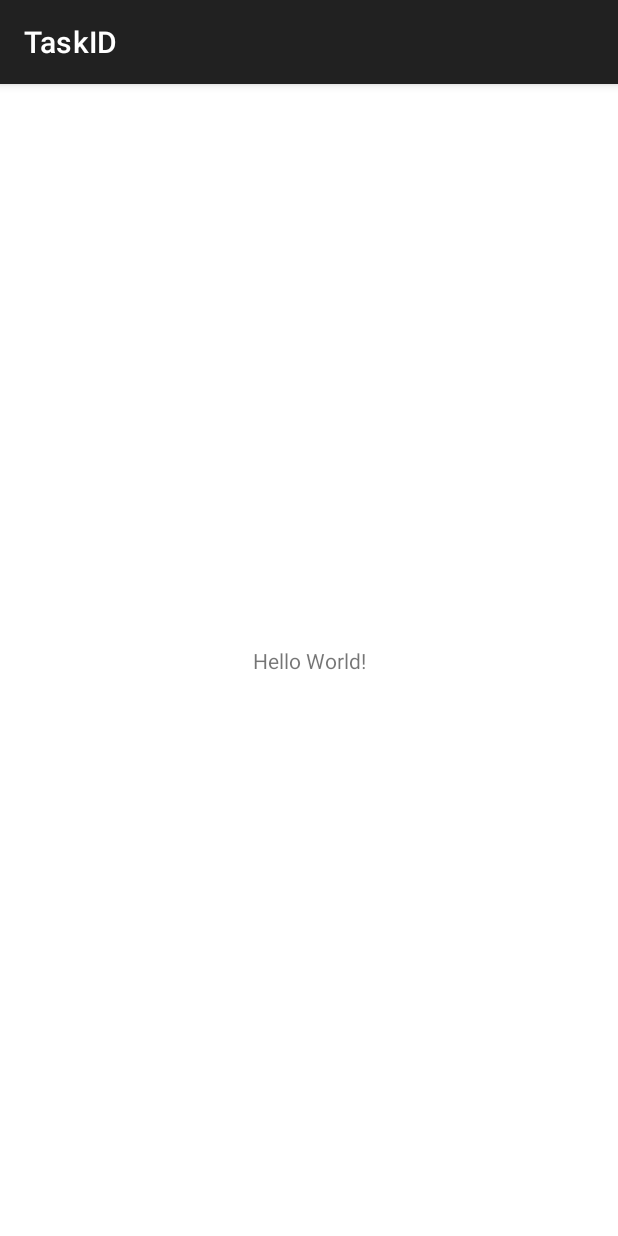
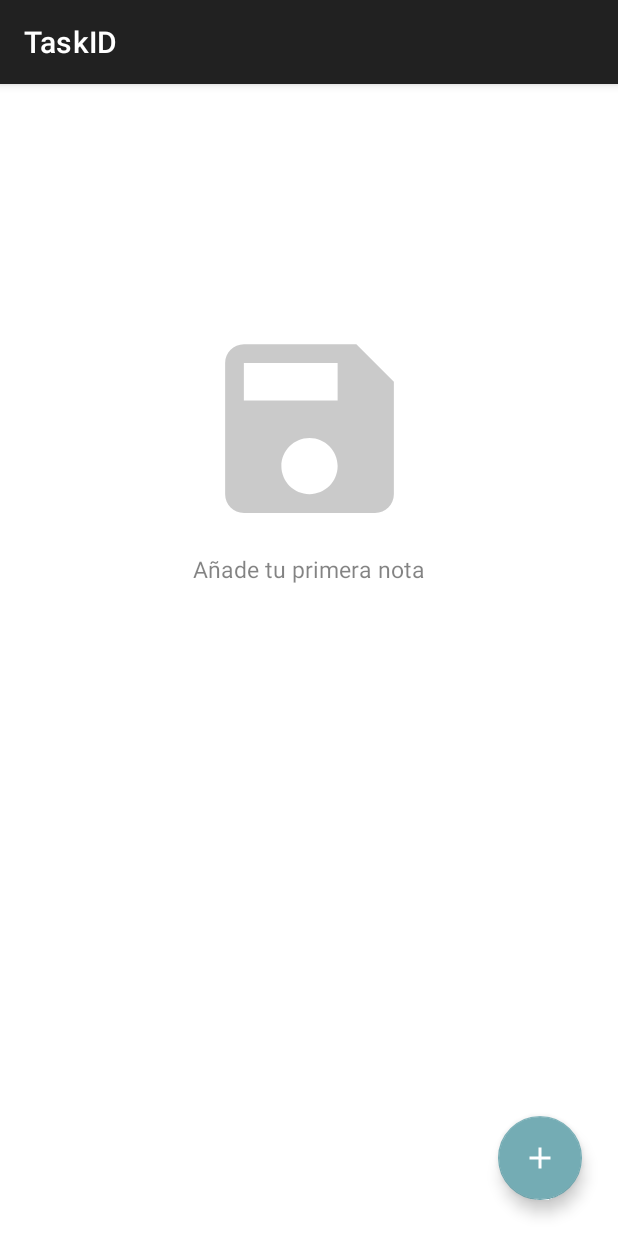
Before and after one commit to alvaropp99/TaskID, an Android app: the screen it shows after launch (MainActivity), on a phone screen of 412 x 824 dp. Run offline under Robolectric (Android 15) with nearby library versions, the phone set to English and light mode, and no system bars.

Commit message:
fragments realizados y fragmentList terminado

```diff
--- a/app/build.gradle
+++ b/app/build.gradle
@@ -39,6 +39,9 @@ dependencies {
     implementation 'androidx.appcompat:appcompat:1.2.0'
     implementation 'com.google.android.material:material:1.1.0'
     implementation 'androidx.constraintlayout:constraintlayout:2.0.4'
+    implementation 'androidx.navigation:navigation-fragment-ktx:2.2.2'
+    implementation 'androidx.navigation:navigation-ui-ktx:2.2.2'
+    implementation 'androidx.legacy:legacy-support-v4:1.0.0'
     testImplementation 'junit:junit:4.+'
     androidTestImplementation 'androidx.test.ext:junit:1.1.1'
     androidTestImplementation 'androidx.test.espresso:espresso-core:3.2.0'
--- /dev/null
+++ b/app/src/main/java/com/example/taskid/fragments/add/AddFragment.kt
@@ -0,0 +1,19 @@
+package com.example.taskid.fragments.add
+
+import android.os.Bundle
+import androidx.fragment.app.Fragment
+import android.view.LayoutInflater
+import android.view.View
+import android.view.ViewGroup
+import com.example.taskid.R
+
+class AddFragment : Fragment() {
+
+    override fun onCreateView(
+        inflater: LayoutInflater, container: ViewGroup?,
+        savedInstanceState: Bundle?
+    ): View? {
+        // Inflate the layout for this fragment
+        return inflater.inflate(R.layout.fragment_add, container, false)
+    }
+}
--- /dev/null
+++ b/app/src/main/java/com/example/taskid/fragments/list/ListFragment.kt
@@ -0,0 +1,20 @@
+package com.example.taskid.fragments.list
+
+import android.os.Bundle
+import androidx.fragment.app.Fragment
+import android.view.LayoutInflater
+import android.view.View
+import android.view.ViewGroup
+import com.example.taskid.R
+
+class ListFragment : Fragment() {
+
+    override fun onCreateView(
+        inflater: LayoutInflater, container: ViewGroup?,
+        savedInstanceState: Bundle?
+    ): View? {
+        // Inflate the layout for this fragment
+        return inflater.inflate(R.layout.fragment_list, container, false)
+    }
+
+}
--- /dev/null
+++ b/app/src/main/java/com/example/taskid/fragments/update/UpdateFragment.kt
@@ -0,0 +1,19 @@
+package com.example.taskid.fragments.update
+
+import android.os.Bundle
+import androidx.fragment.app.Fragment
+import android.view.LayoutInflater
+import android.view.View
+import android.view.ViewGroup
+import com.example.taskid.R
+
+class UpdateFragment : Fragment() {
+
+    override fun onCreateView(
+        inflater: LayoutInflater, container: ViewGroup?,
+        savedInstanceState: Bundle?
+    ): View? {
+        // Inflate the layout for this fragment
+        return inflater.inflate(R.layout.fragment_update, container, false)
+    }
+}
--- /dev/null
+++ b/app/src/main/res/drawable/ic_baseline_add_24.xml
@@ -0,0 +1,5 @@
+<vector android:height="24dp" android:tint="#FFFFFF"
+    android:viewportHeight="24" android:viewportWidth="24"
+    android:width="24dp" xmlns:android="http://schemas.android.com/apk/res/android">
+    <path android:fillColor="@android:color/white" android:pathData="M19,13h-6v6h-2v-6H5v-2h6V5h2v6h6v2z"/>
+</vector>
--- /dev/null
+++ b/app/src/main/res/drawable/ic_baseline_save_24.xml
@@ -0,0 +1,5 @@
+<vector android:alpha="0.81" android:height="24dp"
+    android:tint="#BEBEBE" android:viewportHeight="24"
+    android:viewportWidth="24" android:width="24dp" xmlns:android="http://schemas.android.com/apk/res/android">
+    <path android:fillColor="@android:color/white" android:pathData="M17,3L5,3c-1.11,0 -2,0.9 -2,2v14c0,1.1 0.89,2 2,2h14c1.1,0 2,-0.9 2,-2L21,7l-4,-4zM12,19c-1.66,0 -3,-1.34 -3,-3s1.34,-3 3,-3 3,1.34 3,3 -1.34,3 -3,3zM15,9L5,9L5,5h10v4z"/>
+</vector>
--- a/app/src/main/res/layout/activity_main.xml
+++ b/app/src/main/res/layout/activity_main.xml
@@ -6,13 +6,16 @@
     android:layout_height="match_parent"
     tools:context=".MainActivity">
 
-    <TextView
-        android:layout_width="wrap_content"
-        android:layout_height="wrap_content"
-        android:text="Hello World!"
+    <fragment
+        android:id="@+id/navFragment"
+        android:name="androidx.navigation.fragment.NavHostFragment"
+        android:layout_width="match_parent"
+        android:layout_height="match_parent"
+        app:defaultNavHost="true"
         app:layout_constraintBottom_toBottomOf="parent"
-        app:layout_constraintLeft_toLeftOf="parent"
-        app:layout_constraintRight_toRightOf="parent"
-        app:layout_constraintTop_toTopOf="parent" />
-
+        app:layout_constraintEnd_toEndOf="parent"
+        app:layout_constraintHorizontal_bias="0.5"
+        app:layout_constraintStart_toStartOf="parent"
+        app:layout_constraintTop_toTopOf="parent"
+        app:navGraph="@navigation/nav" />
 </androidx.constraintlayout.widget.ConstraintLayout>
--- /dev/null
+++ b/app/src/main/res/layout/fragment_add.xml
@@ -0,0 +1,14 @@
+<?xml version="1.0" encoding="utf-8"?>
+<FrameLayout xmlns:android="http://schemas.android.com/apk/res/android"
+    xmlns:tools="http://schemas.android.com/tools"
+    android:layout_width="match_parent"
+    android:layout_height="match_parent"
+    tools:context=".fragments.add.AddFragment">
+
+    <!-- TODO: Update blank fragment layout -->
+    <TextView
+        android:layout_width="match_parent"
+        android:layout_height="match_parent"
+        android:text="@string/hello_blank_fragment" />
+
+</FrameLayout>
--- /dev/null
+++ b/app/src/main/res/layout/fragment_list.xml
@@ -0,0 +1,58 @@
+<?xml version="1.0" encoding="utf-8"?>
+<androidx.constraintlayout.widget.ConstraintLayout xmlns:android="http://schemas.android.com/apk/res/android"
+    xmlns:app="http://schemas.android.com/apk/res-auto"
+    xmlns:tools="http://schemas.android.com/tools"
+    android:layout_width="match_parent"
+    android:layout_height="match_parent"
+    tools:context=".fragments.list.ListFragment">
+
+    <androidx.recyclerview.widget.RecyclerView
+        android:id="@+id/listaNotas"
+        android:layout_width="match_parent"
+        android:layout_height="match_parent"
+        app:layout_constraintBottom_toBottomOf="parent"
+        app:layout_constraintEnd_toEndOf="parent"
+        app:layout_constraintHorizontal_bias="0.0"
+        app:layout_constraintStart_toStartOf="parent"
+        app:layout_constraintTop_toTopOf="parent"
+        app:layout_constraintVertical_bias="0.0" />
+
+    <ImageView
+        android:id="@+id/noTaskImage"
+        android:layout_width="150dp"
+        android:layout_height="150dp"
+        android:contentDescription="TODO"
+        android:src="@drawable/ic_baseline_save_24"
+        app:layout_constraintBottom_toBottomOf="parent"
+        app:layout_constraintEnd_toEndOf="parent"
+        app:layout_constraintHorizontal_bias="0.5"
+        app:layout_constraintStart_toStartOf="parent"
+        app:layout_constraintTop_toTopOf="parent"
+        app:layout_constraintVertical_bias="0.25" />
+
+    <com.google.android.material.floatingactionbutton.FloatingActionButton
+        android:id="@+id/addButton"
+        android:layout_width="wrap_content"
+        android:layout_height="wrap_content"
+        android:layout_marginEnd="24dp"
+        android:layout_marginBottom="24dp"
+        android:clickable="true"
+        android:focusable="true"
+        android:src="@drawable/ic_baseline_add_24"
+        app:backgroundTint="@color/principalTask"
+        app:layout_constraintBottom_toBottomOf="parent"
+        app:layout_constraintEnd_toEndOf="parent"
+        app:tint="@color/white" />
+
+    <TextView
+        android:id="@+id/noTaskText"
+        android:layout_width="wrap_content"
+        android:layout_height="wrap_content"
+        android:layout_marginTop="8dp"
+        android:alpha="0.9"
+        android:text="@string/noTaskText"
+        android:textSize="15sp"
+        app:layout_constraintEnd_toEndOf="parent"
+        app:layout_constraintStart_toStartOf="parent"
+        app:layout_constraintTop_toBottomOf="@+id/noTaskImage" />
+</androidx.constraintlayout.widget.ConstraintLayout>
--- /dev/null
+++ b/app/src/main/res/layout/fragment_update.xml
@@ -0,0 +1,14 @@
+<?xml version="1.0" encoding="utf-8"?>
+<FrameLayout xmlns:android="http://schemas.android.com/apk/res/android"
+    xmlns:tools="http://schemas.android.com/tools"
+    android:layout_width="match_parent"
+    android:layout_height="match_parent"
+    tools:context=".fragments.update.UpdateFragment">
+
+    <!-- TODO: Update blank fragment layout -->
+    <TextView
+        android:layout_width="match_parent"
+        android:layout_height="match_parent"
+        android:text="@string/hello_blank_fragment" />
+
+</FrameLayout>
--- /dev/null
+++ b/app/src/main/res/navigation/nav.xml
@@ -0,0 +1,38 @@
+<?xml version="1.0" encoding="utf-8"?>
+<navigation xmlns:android="http://schemas.android.com/apk/res/android"
+    xmlns:app="http://schemas.android.com/apk/res-auto"
+    xmlns:tools="http://schemas.android.com/tools"
+    android:id="@+id/nav"
+    app:startDestination="@id/listFragment">
+
+    <fragment
+        android:id="@+id/listFragment"
+        android:name="com.example.taskid.fragments.list.ListFragment"
+        android:label="fragment_list"
+        tools:layout="@layout/fragment_list" >
+        <action
+            android:id="@+id/action_listFragment_to_addFragment"
+            app:destination="@id/addFragment" />
+        <action
+            android:id="@+id/action_listFragment_to_updateFragment"
+            app:destination="@id/updateFragment" />
+    </fragment>
+    <fragment
+        android:id="@+id/addFragment"
+        android:name="com.example.taskid.fragments.add.AddFragment"
+        android:label="fragment_add"
+        tools:layout="@layout/fragment_add" >
+        <action
+            android:id="@+id/action_addFragment_to_listFragment"
+            app:destination="@id/listFragment" />
+    </fragment>
+    <fragment
+        android:id="@+id/updateFragment"
+        android:name="com.example.taskid.fragments.update.UpdateFragment"
+        android:label="fragment_update"
+        tools:layout="@layout/fragment_update" >
+        <action
+            android:id="@+id/action_updateFragment_to_listFragment"
+            app:destination="@id/listFragment" />
+    </fragment>
+</navigation>
--- a/app/src/main/res/values/colors.xml
+++ b/app/src/main/res/values/colors.xml
@@ -8,4 +8,7 @@
     <color name="black">#FF000000</color>
     <color name="white">#FFFFFFFF</color>
     <color name="principalTheme">#212121</color>
+    <color name="secondaryTask">#60646C</color>
+    <color name="principalTask">#74ACB4</color>
+
 </resources>
--- a/app/src/main/res/values/strings.xml
+++ b/app/src/main/res/values/strings.xml
@@ -1,3 +1,6 @@
 <resources>
     <string name="app_name">TaskID</string>
+    <!-- TODO: Remove or change this placeholder text -->
+    <string name="hello_blank_fragment">Hello blank fragment</string>
+    <string name="noTaskText">Añade tu primera nota</string>
 </resources>
```
